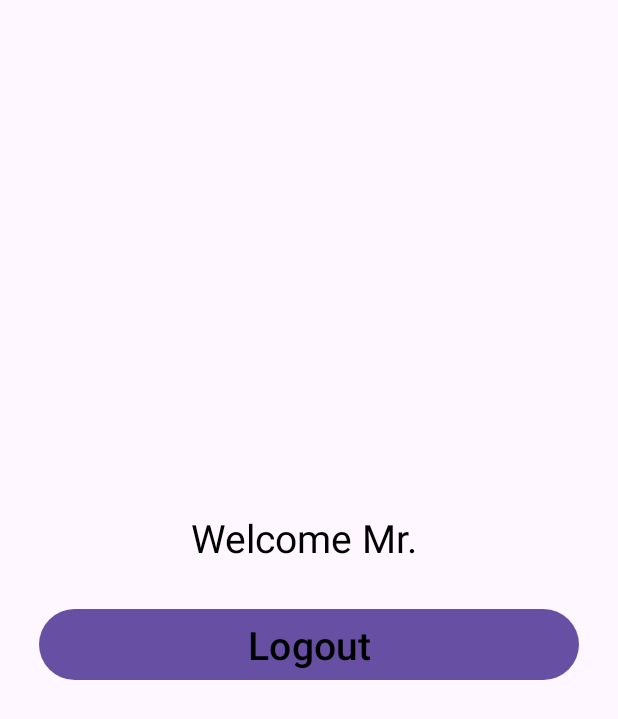
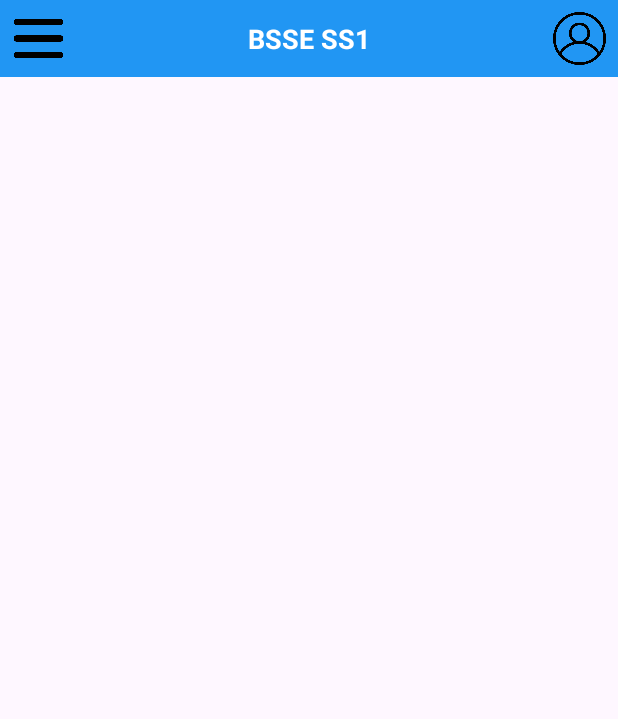
Before and after one commit to UsamaHaf/BSSE_SS1, an Android app: the HomePageActivity screen opened directly, with no data from a screen before it, on a phone screen of 412 x 824 dp. Shown: the top 719 px of the screen. Run offline under Robolectric (Android 15) with nearby library versions, the phone set to English and light mode, and no system bars.

Commit message:
Navigation View Part 1

```diff
--- a/app/src/main/java/com/usama/uos/bssess1/HomePageActivity.kt
+++ b/app/src/main/java/com/usama/uos/bssess1/HomePageActivity.kt
@@ -1,18 +1,26 @@
 package com.usama.uos.bssess1
 
-import android.content.Intent
 import android.os.Bundle
-import android.widget.Button
-import android.widget.TextView
-import android.widget.Toast
+import android.widget.ImageView
+import androidx.appcompat.app.ActionBarDrawerToggle
 import androidx.appcompat.app.AppCompatActivity
+import androidx.core.view.GravityCompat
+import androidx.drawerlayout.widget.DrawerLayout
+import androidx.fragment.app.Fragment
+import com.google.android.material.navigation.NavigationView
+import com.usama.uos.bssess1.Fragments.AboutUsFragment
+import com.usama.uos.bssess1.Fragments.UserProfileFragment
 import com.usama.uos.bssess1.SharedPref.MySharedPreferences
 
 class HomePageActivity : AppCompatActivity() {
 
-   lateinit var txtWelcomeText: TextView
-   lateinit var btnLogoutUser: Button
+   /*lateinit var txtWelcomeText: TextView
+   lateinit var btnLogoutUser: Button*/
    lateinit var sharedPreferences: MySharedPreferences
+
+   lateinit var myDrawerLayout: DrawerLayout
+   lateinit var myNavigationView: NavigationView
+   lateinit var btnOpenSideMenu: ImageView
 
    override fun onCreate(savedInstanceState: Bundle?) {
       super.onCreate(savedInstanceState)
@@ -20,30 +28,54 @@ class HomePageActivity : AppCompatActivity() {
 
       sharedPreferences = MySharedPreferences(this@HomePageActivity)
 
-      txtWelcomeText = findViewById(R.id.txtWelcomeText)
-      btnLogoutUser = findViewById(R.id.btnLogoutUser)
-      txtWelcomeText.text = "Welcome Mr. ${sharedPreferences.getEmail("UserEmail")}"
+      myDrawerLayout = findViewById(R.id.mainDrawerLayout)
+      myNavigationView = findViewById(R.id.ss1NavigationView)
+      btnOpenSideMenu = findViewById(R.id.btnSideMenuOpen)
 
-      btnLogoutUser.setOnClickListener {
+      myDrawerLayout.closeDrawer(GravityCompat.START)
 
-         sharedPreferences.saveIsLoggedIn("UserLoginStatus","False")
-
-         Toast.makeText(this , "Logout Successfully" , Toast.LENGTH_SHORT).show()
-         startActivity(Intent(this@HomePageActivity , LoginActivity::class.java))
-
+      btnOpenSideMenu.setOnClickListener {
+         myDrawerLayout.openDrawer(GravityCompat.START)
       }
 
+      val toggle =
+          ActionBarDrawerToggle(this@HomePageActivity, myDrawerLayout, null, R.string.open_navigation_drawer, R.string.close_navigation_drawer)
+      myDrawerLayout.addDrawerListener(toggle)
+      toggle.syncState()
+
+      myNavigationView.setNavigationItemSelectedListener { menuItems ->
+         when (menuItems.itemId) {
+            R.id.userProfile -> {
+               setFragment(UserProfileFragment(), "")
+            }
+
+            R.id.aboutUs -> {
+               setFragment(AboutUsFragment(), "")
+            }
+         }
+         true
+      }
+   }
+
+   fun setFragment(fragment: Fragment, title: String) {
+      this@HomePageActivity.supportFragmentManager.beginTransaction()
+         .replace(R.id.fragmentContainer, fragment).addToBackStack(null).commit()
+      myDrawerLayout.closeDrawer(GravityCompat.START)
+   }
+}
 
 
+/*txtWelcomeText = findViewById(R.id.txtWelcomeText)
+    btnLogoutUser = findViewById(R.id.btnLogoutUser)
+    txtWelcomeText.text = "Welcome Mr. ${sharedPreferences.getEmail("UserEmail")}"
+    btnLogoutUser.setOnClickListener {
+       sharedPreferences.saveIsLoggedIn("UserLoginStatus","False")
+       Toast.makeText(this , "Logout Successfully" , Toast.LENGTH_SHORT).show()
+       startActivity(Intent(this@HomePageActivity , LoginActivity::class.java))
+    }*//*  val receivedData = intent.getStringExtra("TestData")
+if(receivedData != null){
 
-      /*  val receivedData = intent.getStringExtra("TestData")
-    if(receivedData != null){
+}else{
+   txtWelcomeText.text = "No data found"
 
-      }else{
-         txtWelcomeText.text = "No data found"
-
-      }*/
-
-
-   }
-}
+}*/
--- a/app/src/main/java/com/usama/uos/bssess1/MenusActivity.kt
+++ b/app/src/main/java/com/usama/uos/bssess1/MenusActivity.kt
@@ -107,10 +107,8 @@ class MenusActivity : AppCompatActivity() {
             R.id.newGrpPopMenu -> {
                Toast.makeText(this@MenusActivity, "New PopUp Group", Toast.LENGTH_SHORT).show()
             }
-
             R.id.broadPopMenu -> {
                Toast.makeText(this@MenusActivity, "Broadcast PopUp Menu", Toast.LENGTH_SHORT).show()
-
             }
          }
          true
--- a/app/src/main/res/layout/activity_home_page.xml
+++ b/app/src/main/res/layout/activity_home_page.xml
@@ -1,7 +1,8 @@
 <?xml version="1.0" encoding="utf-8"?>
-<LinearLayout xmlns:android="http://schemas.android.com/apk/res/android"
+<androidx.drawerlayout.widget.DrawerLayout xmlns:android="http://schemas.android.com/apk/res/android"
+    xmlns:app="http://schemas.android.com/apk/res-auto"
     xmlns:tools="http://schemas.android.com/tools"
-    android:id="@+id/main"
+    android:id="@+id/mainDrawerLayout"
     android:layout_width="match_parent"
     android:layout_height="match_parent"
     android:layout_gravity="center"
@@ -9,7 +10,64 @@
     android:orientation="vertical"
     tools:context=".HomePageActivity">
 
+    <RelativeLayout
+        android:layout_width="match_parent"
+        android:layout_height="match_parent">
+
+        <RelativeLayout
+            android:id="@+id/navAppBar"
+            android:layout_width="match_parent"
+            android:layout_height="wrap_content"
+            android:background="@color/blue"
+            android:padding="8dp">
+
+            <ImageView
+                android:id="@+id/btnSideMenuOpen"
+                android:layout_width="35dp"
+                android:layout_height="35dp"
+                android:layout_alignParentLeft="true"
+                android:src="@drawable/hambur_menu_icon" />
+
             <TextView
+                android:layout_width="wrap_content"
+                android:layout_height="wrap_content"
+                android:layout_centerInParent="true"
+                android:layout_centerHorizontal="true"
+                android:text="@string/app_name"
+                android:textColor="@color/white"
+                android:textSize="18sp"
+                android:textStyle="bold" />
+
+            <ImageView
+                android:layout_width="35dp"
+                android:layout_height="35dp"
+                android:layout_alignParentRight="true"
+                android:src="@drawable/user" />
+
+
+        </RelativeLayout>
+
+        <FrameLayout
+            android:id="@+id/fragmentContainer"
+            android:layout_width="match_parent"
+            android:layout_height="match_parent"
+            android:layout_below="@id/navAppBar" />
+
+
+    </RelativeLayout>
+
+    <com.google.android.material.navigation.NavigationView
+        android:layout_width="match_parent"
+        android:layout_height="match_parent"
+        android:layout_gravity="start"
+        android:id="@+id/ss1NavigationView"
+        app:headerLayout="@layout/header_layout"
+        app:menu="@menu/navigation_menu" />
+
+
+</androidx.drawerlayout.widget.DrawerLayout>
+
+    <!--<TextView
             android:id="@+id/txtWelcomeText"
             android:layout_width="match_parent"
             android:layout_height="wrap_content"
@@ -28,6 +86,4 @@
             android:gravity="center"
             android:text="Logout"
             android:textColor="@color/black"
-        android:textSize="26sp" />
-
-</LinearLayout>
+            android:textSize="26sp" />-->
--- /dev/null
+++ b/app/src/main/res/menu/navigation_menu.xml
@@ -0,0 +1,16 @@
+<?xml version="1.0" encoding="utf-8"?>
+<menu xmlns:android="http://schemas.android.com/apk/res/android">
+
+    <item
+        android:id="@+id/userProfile"
+        android:title="User Profile" />
+
+    <item
+        android:id="@+id/aboutUs"
+        android:title="ABout Us" />
+
+    <item
+        android:id="@+id/logoutUser"
+        android:title="Logout User" />
+
+</menu>
--- a/app/src/main/res/values/strings.xml
+++ b/app/src/main/res/values/strings.xml
@@ -1,4 +1,10 @@
 <resources>
     <string name="app_name">BSSE SS1</string>
     <string name="calculator">Calculator</string>
+
+    <string name="open_navigation_drawer">Open navigation drawer</string>
+    <string name="close_navigation_drawer">Close navigation drawer</string>
+    <!-- TODO: Remove or change this placeholder text -->
+    <string name="hello_blank_fragment">Hello blank fragment</string>
+
 </resources>
```
Also changed, not shown: app/src/main/java/com/usama/uos/bssess1/Fragments/AboutUsFragment.kt (added, +20 -0 lines), app/src/main/java/com/usama/uos/bssess1/Fragments/MADBlankFragment.kt (added, +20 -0 lines), app/src/main/java/com/usama/uos/bssess1/Fragments/UserProfileFragment.kt (added, +56 -0 lines), app/src/main/res/layout/fragment_about_us.xml (added, +18 -0 lines), app/src/main/res/layout/fragment_m_a_d_blank.xml (added, +14 -0 lines), app/src/main/res/layout/fragment_user_profile.xml (added, +14 -0 lines), app/src/main/res/layout/header_layout.xml (added, +33 -0 lines), app/src/main/res/drawable/hambur_menu_icon.png (added), app/src/main/res/drawable/user.png (added). Lines whose indentation alone changed are shown as unchanged.
